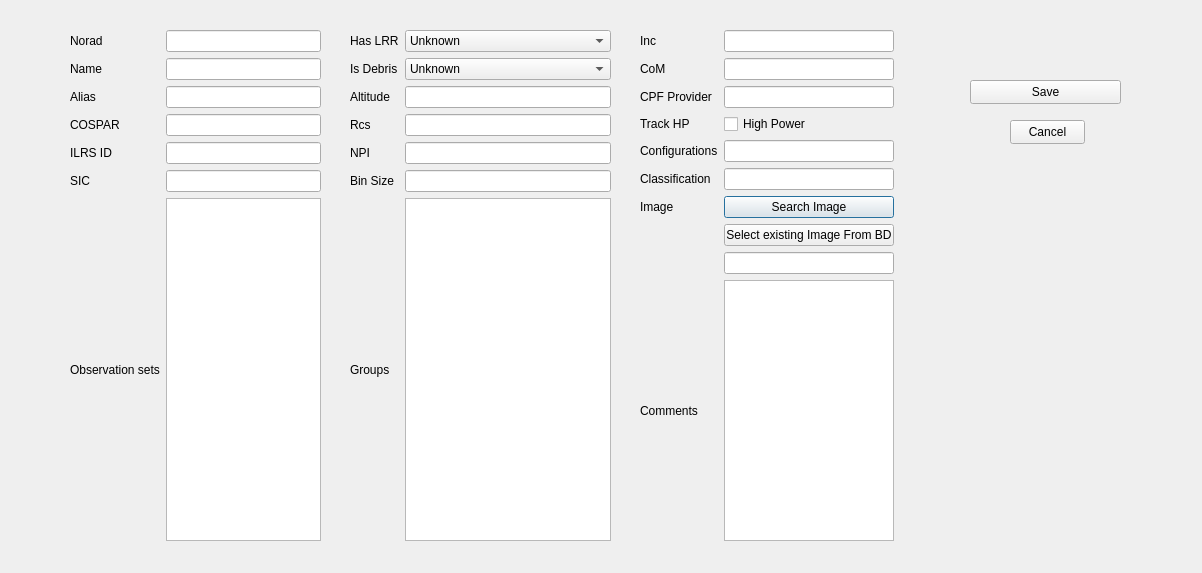
Old version of the form BD_DEGORAS/addobjectdialog.ui in the repository Tiranex/DegorasProject.
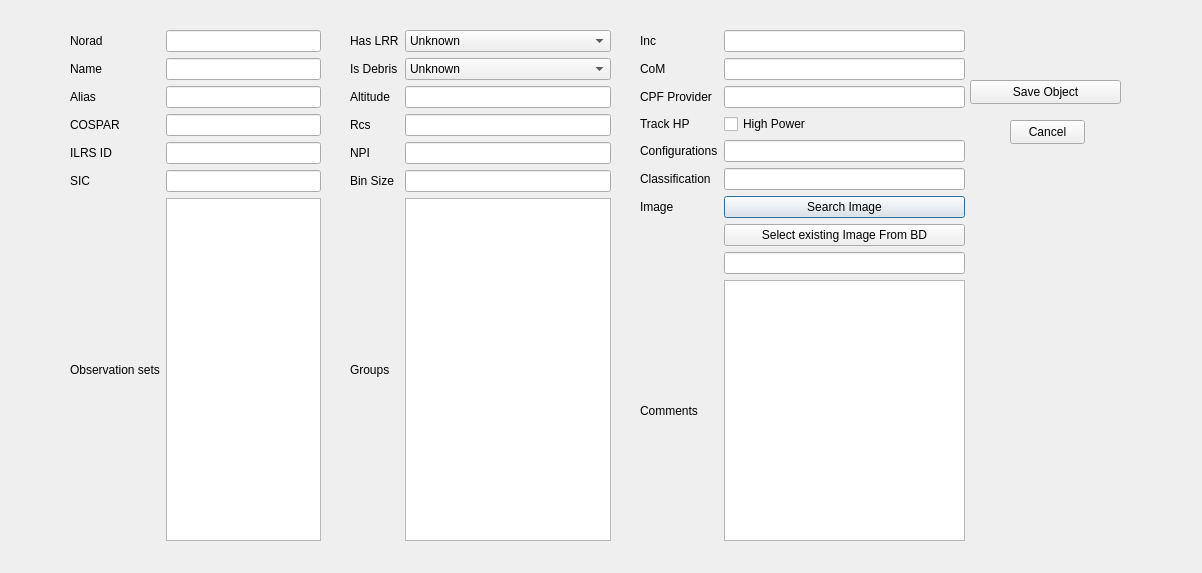
New version of the form.

Commit message: Añadido boton de Save. Retocado estétitico. Se pueden mover columnas en las tablas de view.

What changed in the file:
```diff
--- a/BD_DEGORAS/addobjectdialog.ui
+++ b/BD_DEGORAS/addobjectdialog.ui
@@ -222,7 +222,7 @@
     <rect>
      <x>640</x>
      <y>30</y>
-     <width>254</width>
+     <width>325</width>
      <height>511</height>
     </rect>
    </property>
@@ -337,7 +337,7 @@
     </rect>
    </property>
    <property name="text">
-    <string>Save</string>
+    <string>Save Object</string>
    </property>
   </widget>
   <widget class="QPushButton" name="cancelButton">
```
The commit also changes 2 other files.
